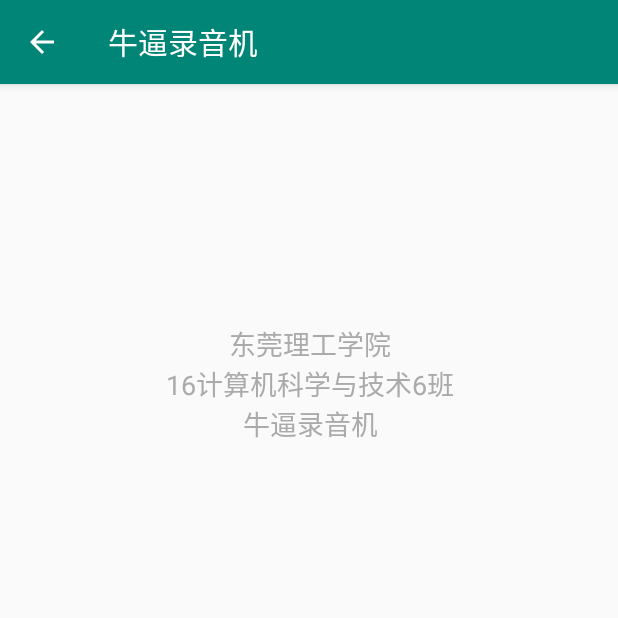
After one commit to Sam-Leu/SoundRecorder, an Android app: the AboutActivity screen opened directly, with no data from a screen before it, on a phone screen of 412 x 824 dp, the top half of it. The commit adds this screen. Run offline under Robolectric (Android 15) with nearby library versions, the phone set to English and light mode, and no system bars.

Commit message:
local commit

```diff
--- a/app/build.gradle
+++ b/app/build.gradle
@@ -25,4 +25,5 @@ dependencies {
     testImplementation 'junit:junit:4.12'
     androidTestImplementation 'com.android.support.test:runner:1.0.2'
     androidTestImplementation 'com.android.support.test.espresso:espresso-core:3.0.2'
+    implementation 'com.carlos.voiceline:mylibrary:1.0.6'
 }
--- /dev/null
+++ b/app/src/main/java/com/example/one/soundrecorder/AboutActivity.java
@@ -0,0 +1,13 @@
+package com.example.one.soundrecorder;
+
+import android.os.Bundle;
+import android.support.v7.app.AppCompatActivity;
+
+
+public class AboutActivity extends AppCompatActivity {
+    @Override
+    protected void onCreate(Bundle savedInstanceState) {
+        super.onCreate(savedInstanceState);
+        setContentView(R.layout.about);
+    }
+}
--- a/app/src/main/java/com/example/one/soundrecorder/PermissionUtils.java
+++ b/app/src/main/java/com/example/one/soundrecorder/PermissionUtils.java
@@ -39,6 +39,4 @@ public class PermissionUtils {
         //说明已经授权
         return true;
     }
-
-
 }
--- /dev/null
+++ b/app/src/main/res/layout/about.xml
@@ -0,0 +1,25 @@
+<?xml version="1.0" encoding="utf-8"?>
+<android.support.constraint.ConstraintLayout
+    xmlns:android="http://schemas.android.com/apk/res/android"
+    xmlns:app="http://schemas.android.com/apk/res-auto"
+    xmlns:tools="http://schemas.android.com/tools"
+    android:layout_width="match_parent"
+    android:layout_height="match_parent">
+
+    <TextView
+        android:id="@+id/textView"
+        android:layout_width="225dp"
+        android:layout_height="77dp"
+        android:layout_marginStart="8dp"
+        android:layout_marginTop="160dp"
+        android:layout_marginEnd="8dp"
+        android:text="东莞理工学院\n16计算机科学与技术6班\n牛逼录音机"
+        android:textAlignment="center"
+        android:textAllCaps="false"
+        android:textColor="@android:color/darker_gray"
+        android:textSize="18sp"
+        app:layout_constraintEnd_toEndOf="parent"
+        app:layout_constraintHorizontal_bias="0.503"
+        app:layout_constraintStart_toStartOf="parent"
+        app:layout_constraintTop_toTopOf="parent" />
+</android.support.constraint.ConstraintLayout>
```
Also changed, not shown: app/src/main/AndroidManifest.xml (+6 -7 lines), app/src/main/java/com/example/one/soundrecorder/MainActivity.java (+84 -24 lines), app/src/main/res/layout/activity_main.xml (+31 -4 lines).
